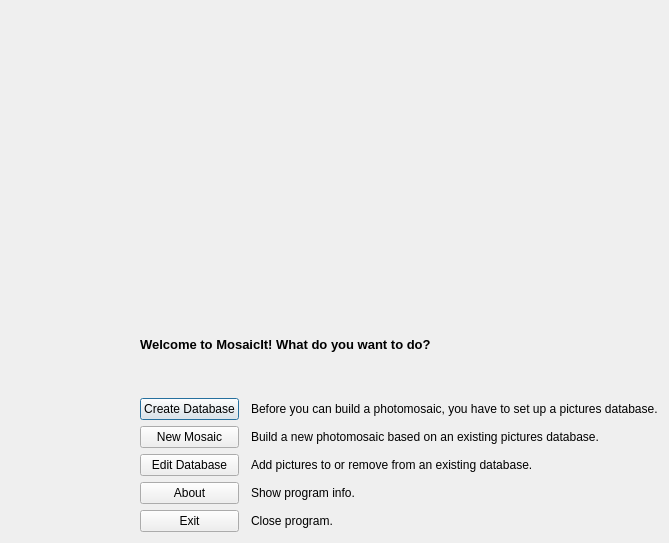
Old version of the form mainwindow.ui in the repository seanet7or/mosaicit.
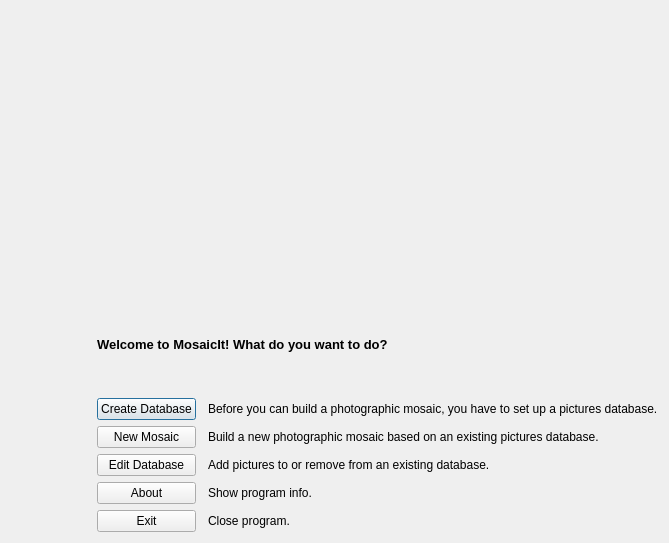
New version of the form. Icons and pictures are not drawn.

Commit message: changed foto mosaic/photomosaic to photographic mosaic in english strings and docu

Diff of the .ui file:
```diff
--- a/mainwindow.ui
+++ b/mainwindow.ui
@@ -138,14 +138,14 @@
       <item row="2" column="3">
        <widget class="QLabel" name="label_2">
         <property name="text">
-         <string>Before you can build a photomosaic, you have to set up a pictures database.</string>
+         <string>Before you can build a photographic mosaic, you have to set up a pictures database.</string>
         </property>
        </widget>
       </item>
       <item row="4" column="3">
        <widget class="QLabel" name="label_3">
         <property name="text">
-         <string>Build a new photomosaic based on an existing pictures database.</string>
+         <string>Build a new photographic mosaic based on an existing pictures database.</string>
         </property>
        </widget>
       </item>
```
The commit also changes 3 other files.
